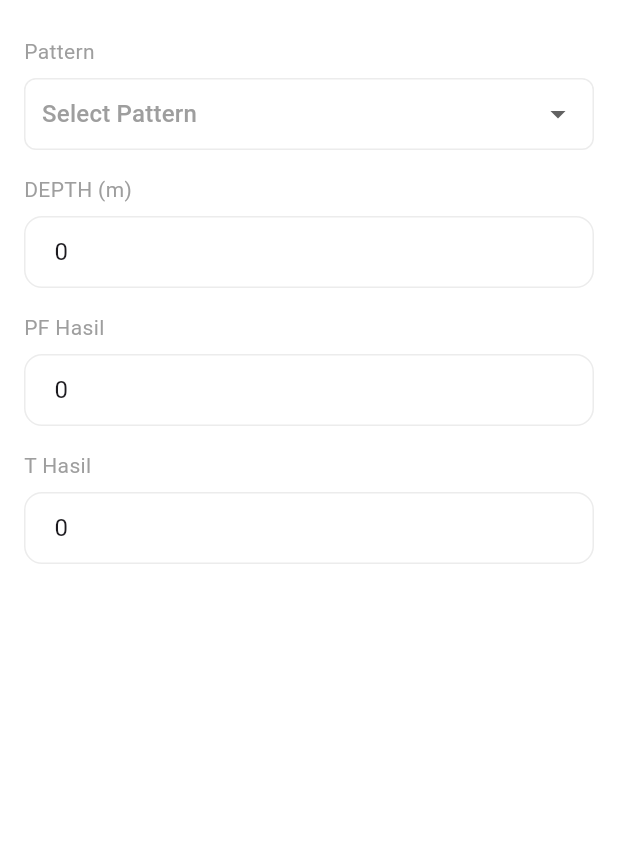
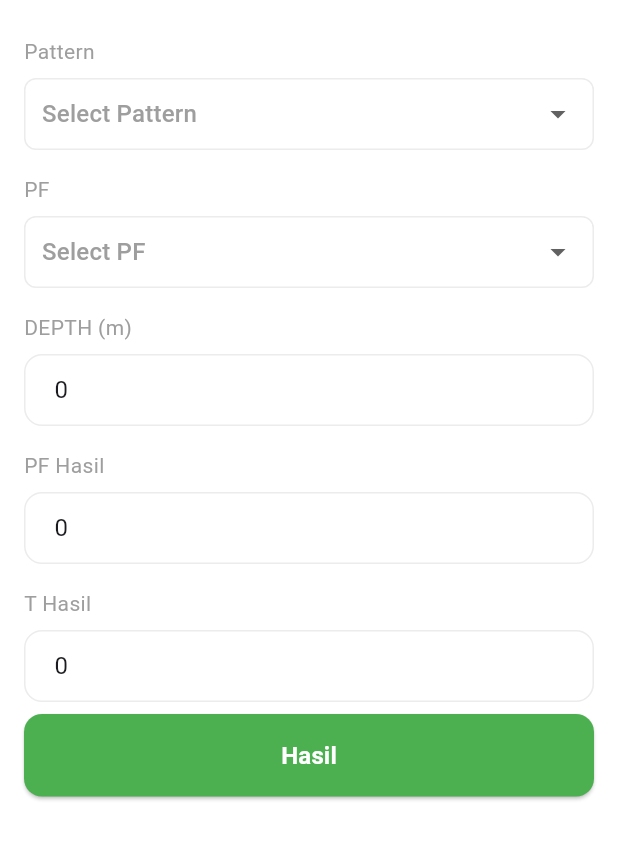
Before and after one commit to subkhanasroi/kpp-mining, a Flutter app: the screen it shows after launch, after a tap on "Calculator PF &T", on a phone screen of 412 x 824 dp, the part 84-944 px from its top. Run offline on Flutter 3.47's test engine with Material 3 defaults, Android fonts, the phone set to English and light mode, and no system bars; our stand-ins replace flutter_svg, get.

Commit message:
add hasil perhitungan

```diff
--- a/lib/controller/calculator/calculator_controller.dart
+++ b/lib/controller/calculator/calculator_controller.dart
@@ -6,9 +6,10 @@ class CalculatorController extends GetxController {
   late TextEditingController resultPf;
   late TextEditingController resultT;
   late RxList<String> listPattern;
-  late RxList listPF;
+  late RxList<String> listPF;
   var selectedPattern = RxnString();
   var selectedPF = RxnString();
+  final FocusNode focusNode = FocusNode();
 
   @override
   void onInit() {
@@ -17,9 +18,14 @@ class CalculatorController extends GetxController {
     resultPf = TextEditingController(text: 0.toString());
     resultT = TextEditingController(text: 0.toString());
     listPattern = RxList<String>(['8x7', '8x8', '8x9']);
-    listPF = RxList([]);
+    listPF = RxList<String>([]);
+    generatePfList();
+  }
 
-    generatePfList();
+  @override
+  void onReady() {
+    super.onReady();
+    focusNode.requestFocus();
   }
 
   void setPattern(String? value) {
@@ -36,4 +42,22 @@ class CalculatorController extends GetxController {
       (index) => (0.15 + index * 0.01).toStringAsFixed(2),
     );
   }
+
+  void hitungHasil() {
+    if (selectedPattern.value == null || selectedPF.value == null) return;
+
+    List<String> patternSplit = selectedPattern.value!.split('x');
+    double patternWidth = double.tryParse(patternSplit[0]) ?? 0;
+    double patternHeight = double.tryParse(patternSplit[1]) ?? 0;
+
+    double depth = double.tryParse(inputDepth.text) ?? 0;
+    double pf = double.tryParse(selectedPF.value!) ?? 0;
+
+    double pfHasil = patternWidth * patternHeight * depth * pf;
+
+    double tHasil = depth - (pfHasil / 25);
+
+    resultPf.text = pfHasil.toStringAsFixed(3);
+    resultT.text = tHasil.toStringAsFixed(3);
+  }
 }
--- a/lib/ui/calculator/calculator.page.dart
+++ b/lib/ui/calculator/calculator.page.dart
@@ -16,7 +16,7 @@ class CalculatorPage extends StatelessWidget {
         child: GetBuilder<CalculatorController>(
           init: CalculatorController(),
           builder: (_) {
-            return Column(
+            return ListView(
               children: [
                 Obx(() {
                   return _buildDropdown(
@@ -26,7 +26,15 @@ class CalculatorPage extends StatelessWidget {
                       selected: controller.selectedPattern,
                       onChanged: controller.setPattern);
                 }),
-                // _buildDropdown(title: 'PF', hint: 'Select PF'),
+                Obx(() {
+                  return _buildDropdown(
+                    title: 'PF',
+                    hint: 'Select PF',
+                    items: controller.listPF,
+                    selected: controller.selectedPF,
+                    onChanged: controller.setPF,
+                  );
+                }),
                 _buildTextField(
                   title: 'DEPTH (m)',
                   hint: 'Input Depth',
@@ -44,6 +52,27 @@ class CalculatorPage extends StatelessWidget {
                     title: 'T Hasil',
                     hint: 'Result T',
                     controller: controller.resultT,
+                  ),
+                ),
+                SizedBox(
+                  width: double.infinity,
+                  child: ElevatedButton(
+                    onPressed: controller.hitungHasil,
+                    style: ElevatedButton.styleFrom(
+                      backgroundColor: Colors.green,
+                      padding: const EdgeInsets.symmetric(vertical: 16),
+                      shape: RoundedRectangleBorder(
+                        borderRadius: BorderRadius.circular(12),
+                      ),
+                    ),
+                    child: const Text(
+                      'Hasil',
+                      style: TextStyle(
+                        color: Colors.white,
+                        fontSize: 16,
+                        fontWeight: FontWeight.bold,
+                      ),
+                    ),
                   ),
                 ),
               ],
@@ -109,6 +138,7 @@ class CalculatorPage extends StatelessWidget {
     String? title,
     String? hint,
     required TextEditingController controller,
+    FocusNode? focus,
   }) {
     return Padding(
       padding: const EdgeInsets.symmetric(vertical: 8),
@@ -122,6 +152,7 @@ class CalculatorPage extends StatelessWidget {
           const SizedBox(height: 8),
           TextField(
             controller: controller,
+            focusNode: focus,
             keyboardType: const TextInputType.numberWithOptions(),
             decoration: InputDecoration(
               hintText: hint,
```
